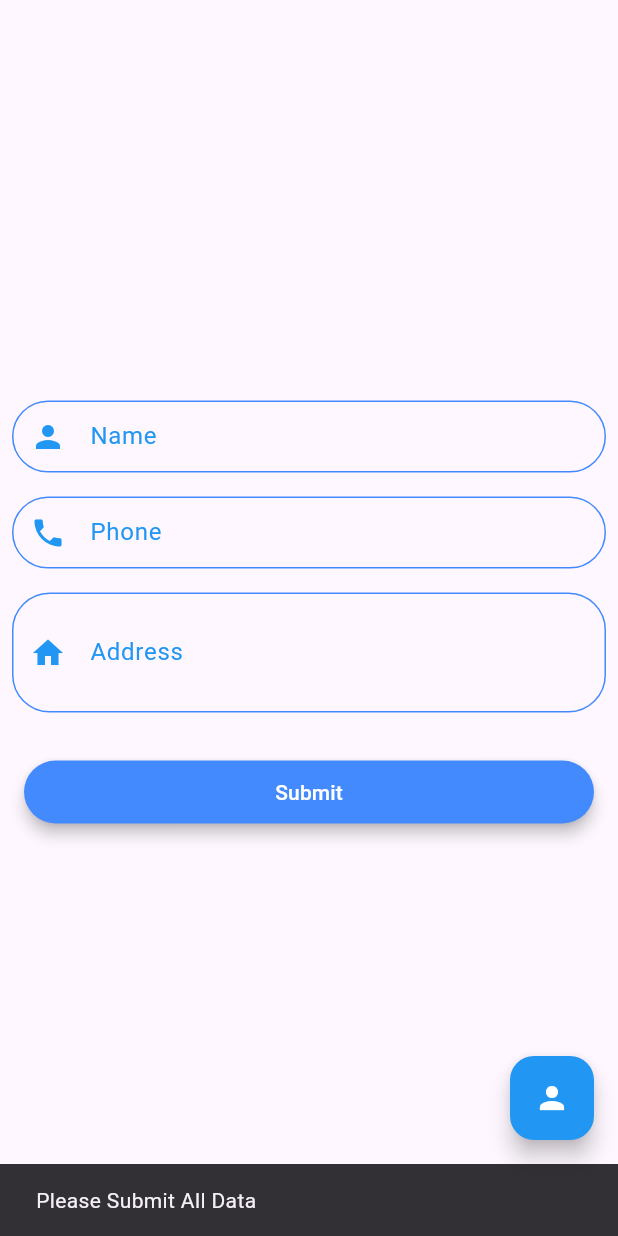
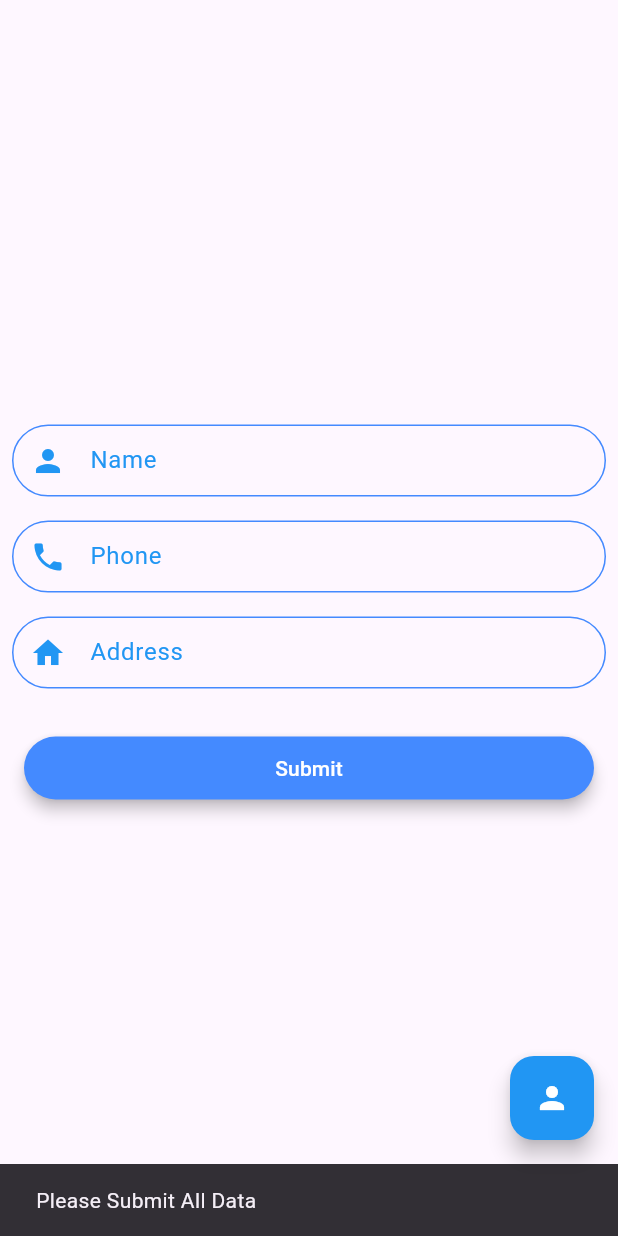
Before and after one commit to jisan66/sqflite_todo_app, a Flutter app: the screen it shows after launch, after a tap on "Submit", on a phone screen of 412 x 824 dp. Run offline on Flutter 3.47's test engine with Material 3 defaults, Android fonts, the phone set to English and light mode, and no system bars; our stand-ins replace sqflite; accounts and stored records are empty.

```diff
--- a/lib/home_page.dart
+++ b/lib/home_page.dart
@@ -43,7 +43,11 @@ class _MyHomePageState extends State<MyHomePage> {
 
     @override
     Widget build(BuildContext context) {
-    return Scaffold(
+      return GestureDetector(
+        onTap: (){
+          FocusManager.instance.primaryFocus!.unfocus();
+        },
+        child: Scaffold(
           appBar: widget.user == null
               ? null
               : AppBar(title: const Text('Update Profile')),
@@ -76,7 +80,6 @@ class _MyHomePageState extends State<MyHomePage> {
                       icons: Icons.home,
                       labelText:
                           widget.user != null ? nameController.text : 'Address',
-                  maxLine: 3,
                       textEditingController: addressController,
                     ),
                     const SizedBox(
@@ -88,6 +91,7 @@ class _MyHomePageState extends State<MyHomePage> {
                           )
                         : CustomButton(
                             onPressed: () async {
+                              FocusManager.instance.primaryFocus!.unfocus();
                               setState(() {
                                 isLoading = true;
                               });
@@ -141,7 +145,6 @@ class _MyHomePageState extends State<MyHomePage> {
           ),
           floatingActionButton: FloatingActionButton(
             onPressed: () {
-          FocusManager.instance.primaryFocus!.unfocus();
               Navigator.push(context,
                   MaterialPageRoute(builder: (_) => const UserListScreen()));
               setState(() {});
@@ -149,6 +152,7 @@ class _MyHomePageState extends State<MyHomePage> {
             tooltip: 'Add New',
             child: const Icon(Icons.person),
           ), // This trailing comma makes auto-formatting nicer for build methods.
+        ),
       );
     }
   }
```
Lines whose indentation alone changed are shown as unchanged.
